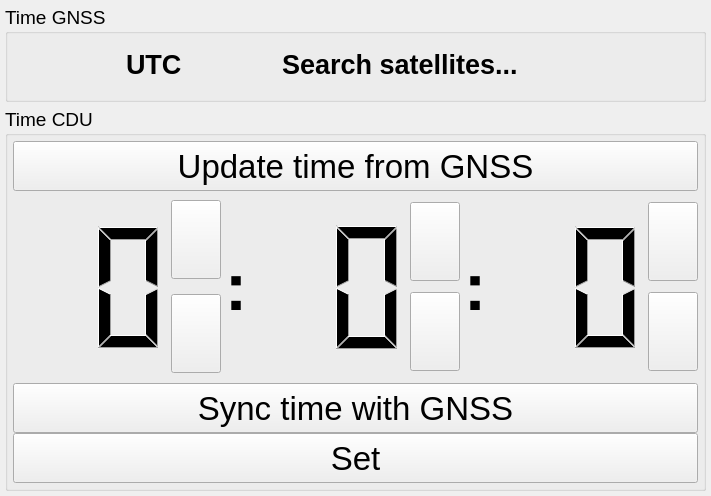
This is ui/widgets/settime.ui in veodev/av_training as Qt 5 draws it before an edit. The edited form follows.
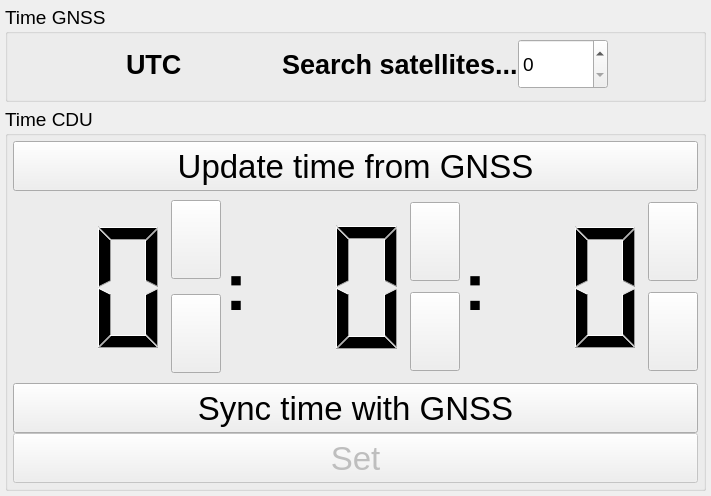
This is the edited form. Icons and pictures are not drawn. Custom widgets are drawn as their Qt base class.

What changed in the file:
```diff
--- a/ui/widgets/settime.ui
+++ b/ui/widgets/settime.ui
@@ -164,7 +164,7 @@
         <item>
          <layout class="QHBoxLayout" name="horizontalLayout_4">
           <item>
-           <widget class="SpinBoxNumber" name="offsetSpinBox" native="true">
+           <widget class="SpinBoxNumber" name="offsetSpinBox">
             <property name="sizePolicy">
              <sizepolicy hsizetype="Expanding" vsizetype="Preferred">
               <horstretch>0</horstretch>
@@ -694,6 +694,9 @@
       </item>
       <item>
        <widget class="QPushButton" name="okButton">
+        <property name="enabled">
+         <bool>false</bool>
+        </property>
         <property name="minimumSize">
          <size>
           <width>0</width>
@@ -721,7 +724,7 @@
  <customwidgets>
   <customwidget>
    <class>SpinBoxNumber</class>
-   <extends>QWidget</extends>
+   <extends>QSpinBox</extends>
    <header>spinboxnumber.h</header>
    <container>1</container>
   </customwidget>
```
